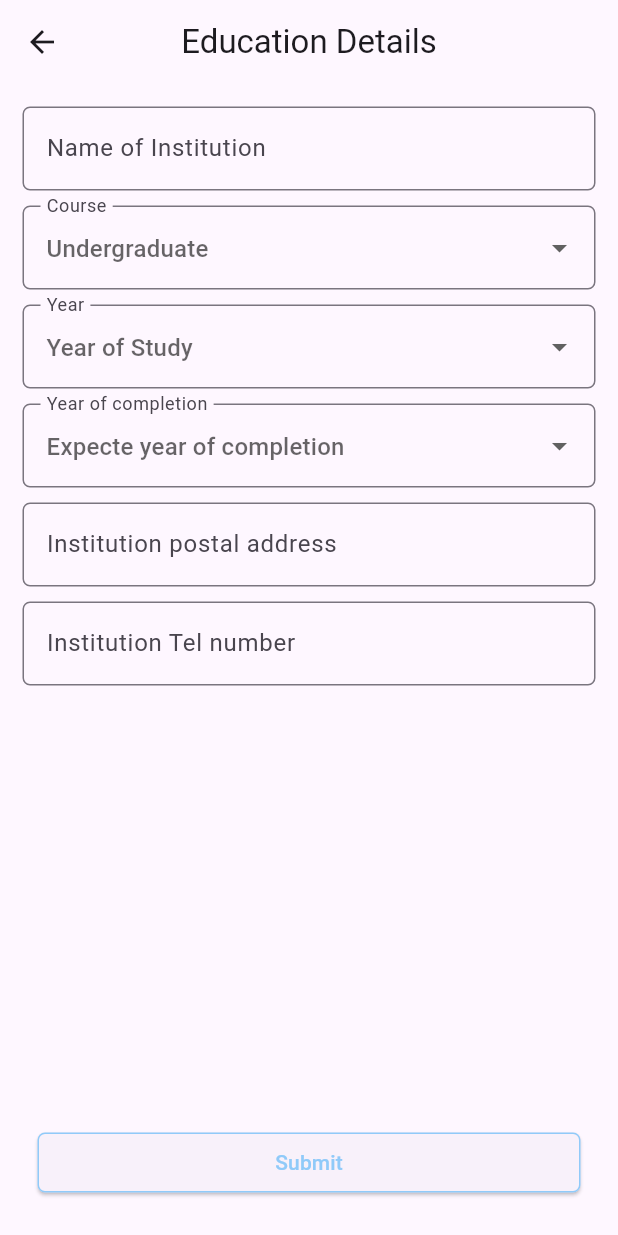
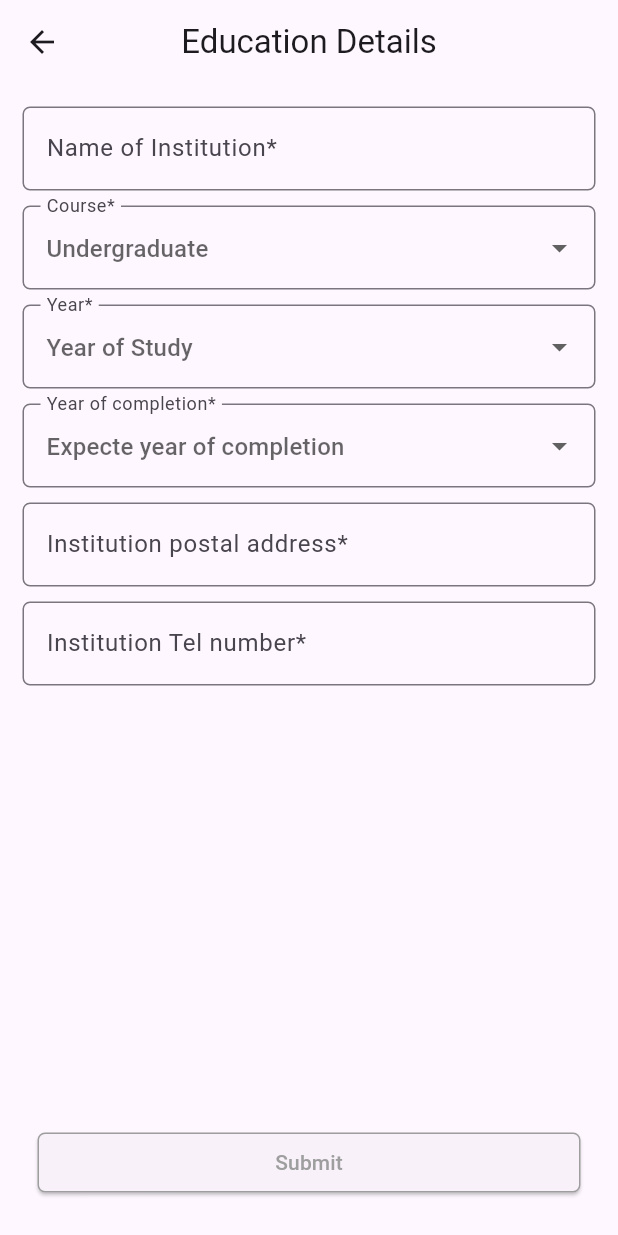
Before and after one commit to Its-Brayan/bursa_in_frontend, a Flutter app: the Educationdetails screen opened by its route, after a tap on "Submit", on a phone screen of 412 x 824 dp. Run offline on Flutter 3.47's test engine with Material 3 defaults, Android fonts, the phone set to English and light mode, and no system bars; our stand-ins replace elegant_notification, flutter_secure_storage, flutter_slider_drawer, google_sign_in, pinput, toastification; missing offline and left inert: file_selector; accounts and stored records are empty; network calls fail.

Commit message:
feat:Education Details validation

```diff
--- a/lib/Screens/Details/EducationDetails.dart
+++ b/lib/Screens/Details/EducationDetails.dart
@@ -43,6 +43,10 @@ class _EducationdetailsState extends State<Educationdetails> {
   @override
   void initState(){
     super.initState();
+    void refresh() => setState(() {});
+    name_of_institution_controller.addListener(refresh);
+    institution_tel_number_controller.addListener(refresh);
+    institution_postal_address_controller.addListener(refresh);
     WidgetsBinding.instance.addPostFrameCallback((_)async {
       final education = Provider.of<DetailsPageProvider>(
           context, listen: false);
@@ -88,9 +92,16 @@ class _EducationdetailsState extends State<Educationdetails> {
               child: Column(
                 children: [
                   TextFormField(
+                    autovalidateMode: AutovalidateMode.onUserInteraction,
+                    validator: (value){
+                      if(value == null || value.isEmpty){
+                        return "This field is required";
+                      }
+                      return null;
+                    },
                     controller: name_of_institution_controller,
                     decoration: InputDecoration(
-                        labelText: "Name of Institution",
+                        labelText: "Name of Institution*",
                         hintText: "Kenyatta University",
                         border: OutlineInputBorder(
                           borderRadius: BorderRadius.circular(5.0),
@@ -99,8 +110,15 @@ class _EducationdetailsState extends State<Educationdetails> {
                   ),
                   SizedBox(height: 10),
                   DropdownButtonFormField(
+                      autovalidateMode: AutovalidateMode.onUserInteraction,
+                      validator: (value){
+                        if(value == null || value.isEmpty){
+                          return "This field is required";
+                        }
+                        return null;
+                      },
                     decoration: InputDecoration(
-                      labelText: "Course",
+                      labelText: "Course*",
                       hintText: "Undergraduate",
                       border: OutlineInputBorder(
                         borderRadius: BorderRadius.circular(5.0),
@@ -118,8 +136,15 @@ class _EducationdetailsState extends State<Educationdetails> {
                   }),
                   SizedBox(height: 10),
                   DropdownButtonFormField(
+                      autovalidateMode: AutovalidateMode.onUserInteraction,
+                      validator: (value){
+                        if(value == null || value.isEmpty){
+                          return "This field is required";
+                        }
+                        return null;
+                      },
                       decoration: InputDecoration(
-                          labelText: "Year",
+                          labelText: "Year*",
                           hintText: "Year of Study",
                           border: OutlineInputBorder(
                             borderRadius: BorderRadius.circular(5.0),
@@ -137,8 +162,15 @@ class _EducationdetailsState extends State<Educationdetails> {
                   }),
                   SizedBox(height: 10),
                   DropdownButtonFormField(
+                      autovalidateMode: AutovalidateMode.onUserInteraction,
+                      validator: (value){
+                        if(value == null || value.isEmpty){
+                          return "This field is required";
+                        }
+                        return null;
+                      },
                       decoration: InputDecoration(
-                          labelText: "Year of completion",
+                          labelText: "Year of completion*",
                           hintText: "Expecte year of completion",
                           border: OutlineInputBorder(
                             borderRadius: BorderRadius.circular(5.0),
@@ -156,9 +188,16 @@ class _EducationdetailsState extends State<Educationdetails> {
                   }),
                   SizedBox(height: 10),
                   TextFormField(
+                    autovalidateMode: AutovalidateMode.onUserInteraction,
+                    validator: (value){
+                      if(value == null || value.isEmpty){
+                        return "This field is required";
+                      }
+                      return null;
+                    },
                     controller: institution_postal_address_controller,
                     decoration: InputDecoration(
-                        labelText: "Institution postal address",
+                        labelText: "Institution postal address*",
                         hintText: " 62157-00200",
                         border: OutlineInputBorder(
                           borderRadius: BorderRadius.circular(5.0),
@@ -167,9 +206,16 @@ class _EducationdetailsState extends State<Educationdetails> {
                   ),
                   SizedBox(height: 10),
                   TextFormField(
+                    autovalidateMode: AutovalidateMode.onUserInteraction,
+                    validator: (value){
+                      if(value == null || value.isEmpty){
+                        return "This field is required";
+                      }
+                      return null;
+                    },
                     controller: institution_tel_number_controller,
                     decoration: InputDecoration(
-                        labelText: "Institution Tel number",
+                        labelText: "Institution Tel number*",
                         hintText: "11223344",
                         border: OutlineInputBorder(
                           borderRadius: BorderRadius.circular(5.0),
@@ -189,12 +235,19 @@ class _EducationdetailsState extends State<Educationdetails> {
           style: ElevatedButton.styleFrom(
            shape: RoundedRectangleBorder(
              side: BorderSide(
-               color: Colors.blue.shade200,
+               color:(name_of_institution_controller.text.isEmpty || chosencourse == null ||
+                   chosen_year == null || chosen_year_of_completion == null ||
+                   institution_postal_address_controller.text.isEmpty || institution_tel_number_controller.text.isEmpty) ? Colors.grey : Colors.blue.shade200,
              ),
              borderRadius: BorderRadius.circular(5.0),
            )
           ),
             onPressed: ()async{
+            if(name_of_institution_controller.text.isEmpty || chosencourse == null ||
+            chosen_year == null || chosen_year_of_completion == null ||
+            institution_postal_address_controller.text.isEmpty || institution_tel_number_controller.text.isEmpty){
+              return;
+            }
             startload();
             final education = EducationDetails(
               name_of_institution: name_of_institution_controller.text,
@@ -234,7 +287,9 @@ class _EducationdetailsState extends State<Educationdetails> {
         )
         : Text(_educationprovider.current_education_details != null ? 'Update' : 'Submit',
         style: TextStyle(
-          color: Colors.blue.shade200,
+          color:(name_of_institution_controller.text.isEmpty || chosencourse == null ||
+              chosen_year == null || chosen_year_of_completion == null ||
+              institution_postal_address_controller.text.isEmpty || institution_tel_number_controller.text.isEmpty) ? Colors.grey : Colors.blue.shade200,
         ),)),
       ),
     );
```
